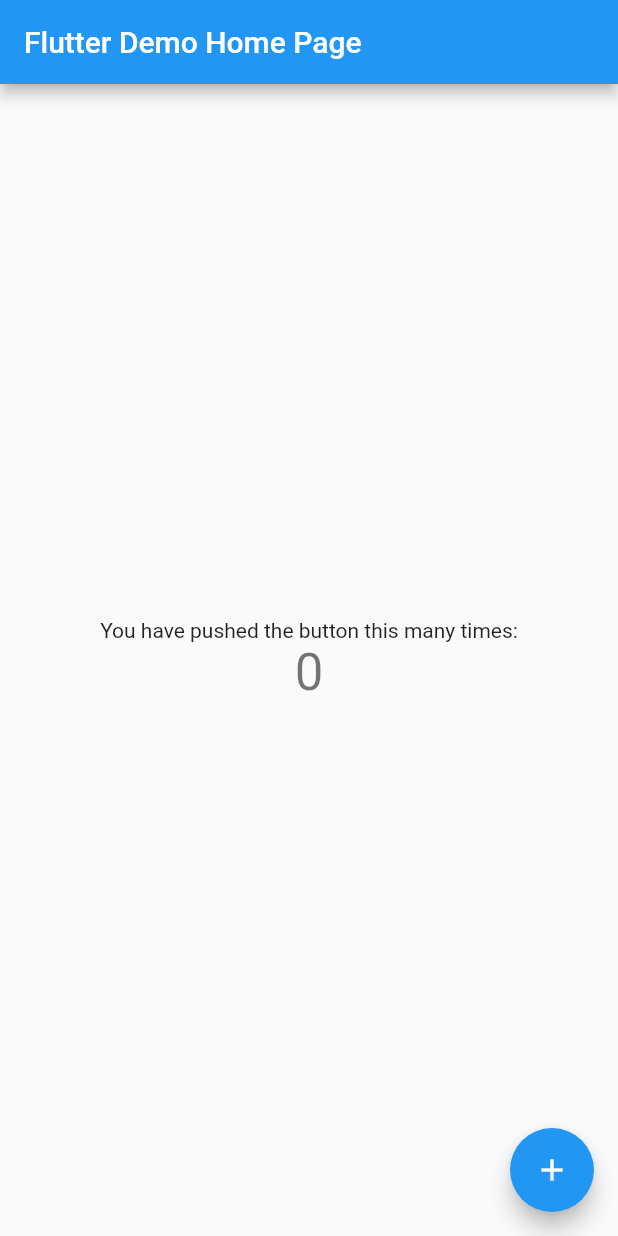
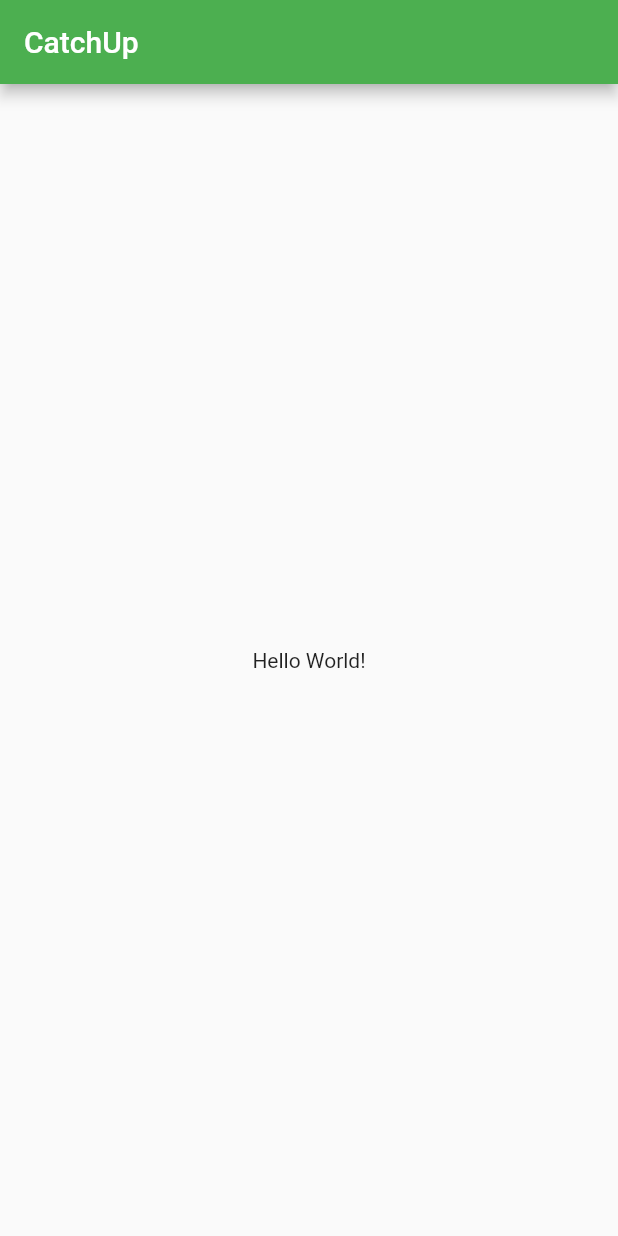
Before and after one commit to dipanshubhanot/catchup, a Flutter app: the screen it shows after launch, on a phone screen of 412 x 824 dp. Run offline on Flutter 3.47's test engine with Material 2 defaults, Android fonts, the phone set to English and light mode, and no system bars.

```diff
--- a/lib/main.dart
+++ b/lib/main.dart
@@ -1,117 +1,22 @@
 import 'package:flutter/material.dart';
+import 'view/pages/home_page.dart';
 
 void main() {
-  runApp(MyApp());
+  runApp(Catchup());
 }
 
-class MyApp extends StatelessWidget {
-  // This widget is the root of your application.
+class Catchup extends StatelessWidget{
+  const Catchup({Key key}) : super(key:key);
+
   @override
-  Widget build(BuildContext context) {
+  Widget build(BuildContext context){
     return MaterialApp(
-      title: 'Flutter Demo',
       theme: ThemeData(
-        // This is the theme of your application.
-        //
-        // Try running your application with "flutter run". You'll see the
-        // application has a blue toolbar. Then, without quitting the app, try
-        // changing the primarySwatch below to Colors.green and then invoke
-        // "hot reload" (press "r" in the console where you ran "flutter run",
-        // or simply save your changes to "hot reload" in a Flutter IDE).
-        // Notice that the counter didn't reset back to zero; the application
-        // is not restarted.
-        primarySwatch: Colors.blue,
-        // This makes the visual density adapt to the platform that you run
-        // the app on. For desktop platforms, the controls will be smaller and
-        // closer together (more dense) than on mobile platforms.
-        visualDensity: VisualDensity.adaptivePlatformDensity,
+        primaryColor: Colors.green,
+        brightness: Brightness.light,
       ),
-      home: MyHomePage(title: 'Flutter Demo Home Page'),
+
+      home: HomePage(),
     );
   }
 }
-
-class MyHomePage extends StatefulWidget {
-  MyHomePage({Key key, this.title}) : super(key: key);
-
-  // This widget is the home page of your application. It is stateful, meaning
-  // that it has a State object (defined below) that contains fields that affect
-  // how it looks.
-
-  // This class is the configuration for the state. It holds the values (in this
-  // case the title) provided by the parent (in this case the App widget) and
-  // used by the build method of the State. Fields in a Widget subclass are
-  // always marked "final".
-
-  final String title;
-
-  @override
-  _MyHomePageState createState() => _MyHomePageState();
-}
-
-class _MyHomePageState extends State<MyHomePage> {
-  int _counter = 0;
-
-  void _incrementCounter() {
-    setState(() {
-      // This call to setState tells the Flutter framework that something has
-      // changed in this State, which causes it to rerun the build method below
-      // so that the display can reflect the updated values. If we changed
-      // _counter without calling setState(), then the build method would not be
-      // called again, and so nothing would appear to happen.
-      _counter++;
-    });
-  }
-
-  @override
-  Widget build(BuildContext context) {
-    // This method is rerun every time setState is called, for instance as done
-    // by the _incrementCounter method above.
-    //
-    // The Flutter framework has been optimized to make rerunning build methods
-    // fast, so that you can just rebuild anything that needs updating rather
-    // than having to individually change instances of widgets.
-    return Scaffold(
-      appBar: AppBar(
-        // Here we take the value from the MyHomePage object that was created by
-        // the App.build method, and use it to set our appbar title.
-        title: Text(widget.title),
-      ),
-      body: Center(
-        // Center is a layout widget. It takes a single child and positions it
-        // in the middle of the parent.
-        child: Column(
-          // Column is also a layout widget. It takes a list of children and
-          // arranges them vertically. By default, it sizes itself to fit its
-          // children horizontally, and tries to be as tall as its parent.
-          //
-          // Invoke "debug painting" (press "p" in the console, choose the
-          // "Toggle Debug Paint" action from the Flutter Inspector in Android
-          // Studio, or the "Toggle Debug Paint" command in Visual Studio Code)
-          // to see the wireframe for each widget.
-          //
-          // Column has various properties to control how it sizes itself and
-          // how it positions its children. Here we use mainAxisAlignment to
-          // center the children vertically; the main axis here is the vertical
-          // axis because Columns are vertical (the cross axis would be
-          // horizontal).
-          mainAxisAlignment: MainAxisAlignment.center,
-          children: <Widget>[
-            Text(
-              'You have pushed the button this many times:',
-            ),
-            Text(
-              '$_counter',
-              style: Theme.of(context).textTheme.headline4,
-            ),
-          ],
-        ),
-      ),
-      floatingActionButton: FloatingActionButton(
-        onPressed: _incrementCounter,
-        tooltip: 'Increment',
-        child: Icon(Icons.add),
-      ), // This trailing comma makes auto-formatting nicer for build methods.
-    );
-  }
-}
--- /dev/null
+++ b/lib/view/pages/home_page.dart
@@ -0,0 +1,15 @@
+import 'package:flutter/material.dart';
+
+class HomePage extends StatelessWidget {
+  const HomePage({Key key}) : super(key: key);
+
+  @override
+  Widget build(BuildContext context) {
+    return Scaffold(
+      appBar: AppBar(
+        title: Text("CatchUp"),
+      ),
+      body: Center(child: Text("Hello World!")),
+    );
+  }
+}
```
Also changed, not shown: 4 other files.
